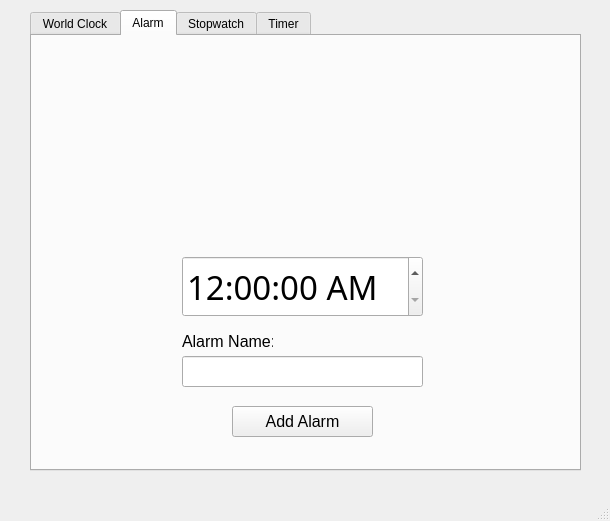
MahdiAhmadiKamal/PyLearn7-GUI, file PyLearn7-Assignment25/mainwindow.ui: the form before one commit.
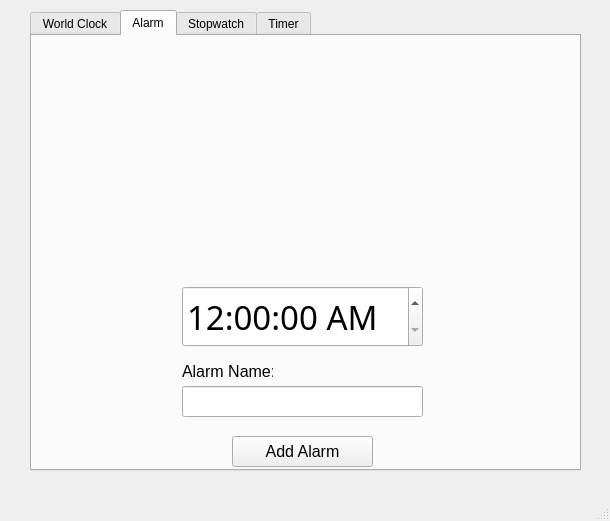
The form after the commit.

What changed in the file:
```diff
--- a/PyLearn7-Assignment25/mainwindow.ui
+++ b/PyLearn7-Assignment25/mainwindow.ui
@@ -118,7 +118,7 @@
       <property name="geometry">
        <rect>
         <x>200</x>
-        <y>370</y>
+        <y>400</y>
         <width>141</width>
         <height>31</height>
        </rect>
@@ -136,7 +136,7 @@
       <property name="geometry">
        <rect>
         <x>150</x>
-        <y>320</y>
+        <y>350</y>
         <width>241</width>
         <height>31</height>
        </rect>
@@ -152,7 +152,7 @@
       <property name="geometry">
        <rect>
         <x>150</x>
-        <y>220</y>
+        <y>250</y>
         <width>241</width>
         <height>61</height>
        </rect>
@@ -176,7 +176,7 @@
         <x>20</x>
         <y>20</y>
         <width>511</width>
-        <height>61</height>
+        <height>221</height>
        </rect>
       </property>
       <layout class="QGridLayout" name="layout_alarms"/>
@@ -185,7 +185,7 @@
       <property name="geometry">
        <rect>
         <x>150</x>
-        <y>290</y>
+        <y>320</y>
         <width>91</width>
         <height>31</height>
        </rect>
```
